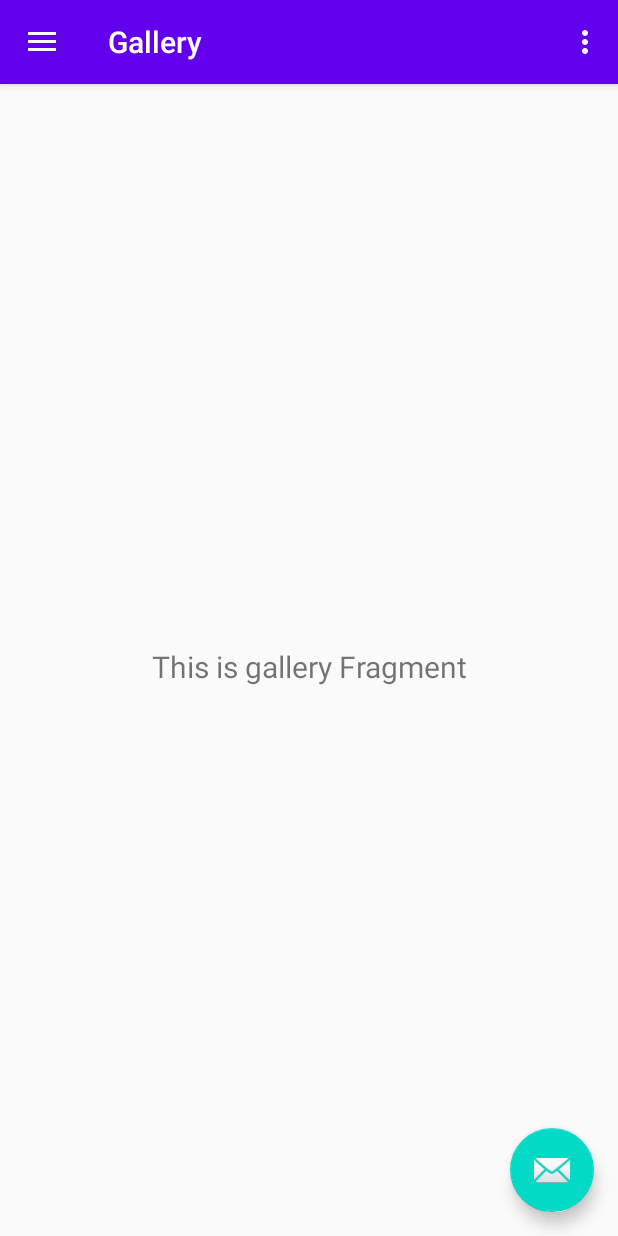
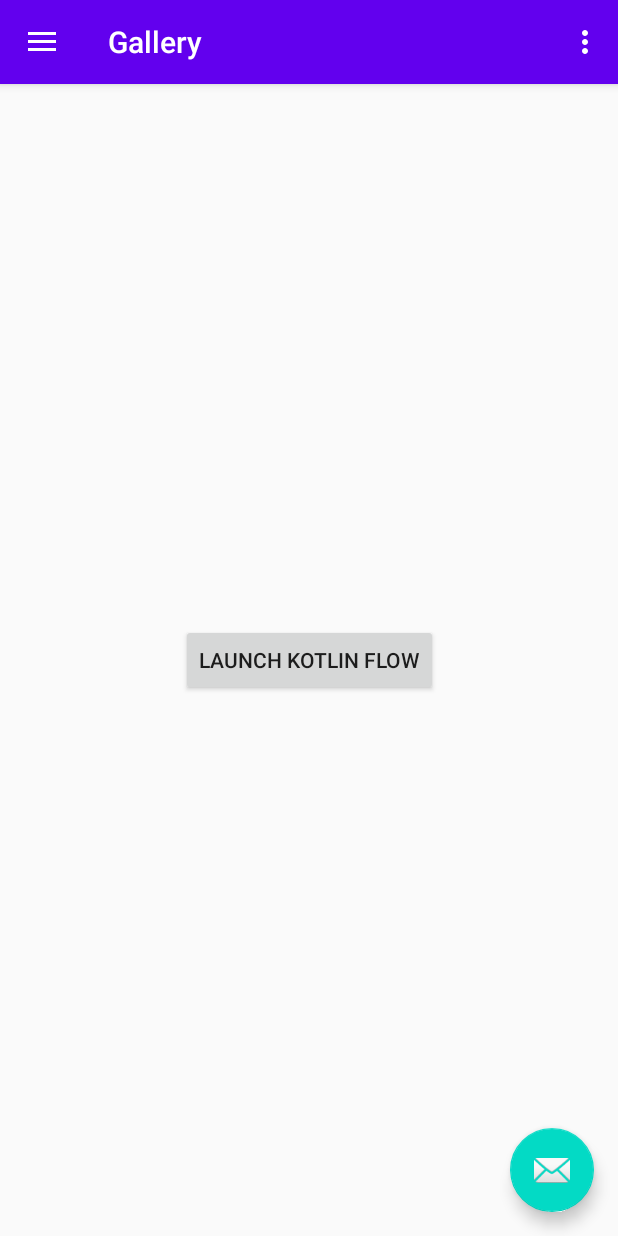
Before and after one commit to parmeshtoyou/MultiSampleApp, an Android app: the screen it shows after launch (MainActivity), after a tap on "Gallery", on a phone screen of 412 x 824 dp. Run offline under Robolectric (Android 15) with nearby library versions, the phone set to English and light mode, and no system bars; our stand-ins replace navigation-ui; 1 other tap on this screen came first.

```diff
--- a/app/build.gradle
+++ b/app/build.gradle
@@ -55,7 +55,7 @@ dependencies {
     implementation 'androidx.recyclerview:recyclerview:1.1.0'
 
     implementation "org.jetbrains.kotlinx:kotlinx-coroutines-core:1.3.6"
-    implementation "org.jetbrains.kotlinx:kotlinx-coroutines-android:1.3.6"
+    //implementation "org.jetbrains.kotlinx:kotlinx-coroutines-android:1.3.6"
 
     testImplementation 'junit:junit:4.13'
     testImplementation 'org.mockito:mockito-inline:2.23.0'
--- a/app/src/main/java/com/example/multisampleapp/ui/gallery/GalleryFragment.kt
+++ b/app/src/main/java/com/example/multisampleapp/ui/gallery/GalleryFragment.kt
@@ -1,31 +1,90 @@
 package com.example.multisampleapp.ui.gallery
 
 import android.os.Bundle
-import android.view.LayoutInflater
+import android.util.Log
 import android.view.View
-import android.view.ViewGroup
-import android.widget.TextView
 import androidx.fragment.app.Fragment
-import androidx.lifecycle.Observer
-import androidx.lifecycle.ViewModelProviders
 import com.example.multisampleapp.R
+import kotlinx.android.synthetic.main.fragment_gallery.*
+import kotlinx.coroutines.*
+import kotlinx.coroutines.flow.*
 
-class GalleryFragment : Fragment() {
+class GalleryFragment : Fragment(R.layout.fragment_gallery) {
 
     private lateinit var galleryViewModel: GalleryViewModel
 
-    override fun onCreateView(
+    /*override fun onCreateView(
             inflater: LayoutInflater,
             container: ViewGroup?,
             savedInstanceState: Bundle?
     ): View? {
-        galleryViewModel =
-                ViewModelProviders.of(this).get(GalleryViewModel::class.java)
-        val root = inflater.inflate(R.layout.fragment_gallery, container, false)
-        val textView: TextView = root.findViewById(R.id.text_gallery)
+        //galleryViewModel =
+                //ViewModelProviders.of(this).get(GalleryViewModel::class.java)
+        //val root = inflater.inflate(R.layout.fragment_gallery, container, false)
+       *//* val textView: TextView = root.findViewById(R.id.text_gallery)
         galleryViewModel.text.observe(viewLifecycleOwner, Observer {
             textView.text = it
-        })
+        })*//*
         return root
+    }*/
+
+    lateinit var intFlow: Flow<Int>
+
+    lateinit var flowOne : Flow<String>
+    lateinit var flowTwo : Flow<String>
+
+    override fun onViewCreated(view: View, savedInstanceState: Bundle?) {
+        super.onViewCreated(view, savedInstanceState)
+
+        setupFlow()
+        setupFlows()
+        setupClicks()
     }
+
+    private fun setupFlows() {
+        flowOne = flowOf("A", "B", "C")
+        flowTwo = flowOf("D", "E", "F")
+    }
+
+    private fun setupClicks() {
+        button.setOnClickListener {
+            /*CoroutineScope(Dispatchers.Main).launch {
+                intFlow.collect {
+                    Log.d(TAG, "setupClicks: $it")
+                }
+            }*/
+
+            CoroutineScope(Dispatchers.Main).launch {
+                //flowOne.zip(flowTwo)
+            }
+        }
+    }
+
+    @ExperimentalCoroutinesApi
+    private fun setupFlow() {
+        /*intFlow = flow {
+            Log.d(TAG, "setupFlow: start flow")
+            (0..10).forEach {
+                kotlinx.coroutines.delay(500)
+                Log.d(TAG, "setupFlow: emitting $it")
+                emit(it)
+            }
+        }
+            .map { it * it }
+            .flowOn(Dispatchers.Default)*/
+
+        //intFlow = flowOf(1,2,3,4).onEach { delay(500) }.flowOn(Dispatchers.Default)
+        //intFlow = (1..5).asFlow().onEach { delay(400) }.flowOn(Dispatchers.Default)
+
+        intFlow = channelFlow {
+            (0..10).forEach {
+                send(it)
+            }
+        }.flowOn(Dispatchers.Default)
+    }
+
+    companion object {
+        private val TAG = GalleryFragment::class.java.simpleName
+    }
+
 }
--- a/app/src/main/res/layout/fragment_gallery.xml
+++ b/app/src/main/res/layout/fragment_gallery.xml
@@ -6,17 +6,14 @@
     android:layout_height="match_parent"
     tools:context=".ui.gallery.GalleryFragment">
 
-    <TextView
-        android:id="@+id/text_gallery"
-        android:layout_width="match_parent"
+    <Button
+        android:id="@+id/button"
+        android:layout_width="wrap_content"
         android:layout_height="wrap_content"
-        android:layout_marginStart="8dp"
-        android:layout_marginTop="8dp"
-        android:layout_marginEnd="8dp"
-        android:textAlignment="center"
-        android:textSize="20sp"
         app:layout_constraintBottom_toBottomOf="parent"
-        app:layout_constraintEnd_toEndOf="parent"
-        app:layout_constraintStart_toStartOf="parent"
+        android:text="Launch Kotlin Flow"
+        app:layout_constraintLeft_toLeftOf="parent"
+        app:layout_constraintRight_toRightOf="parent"
         app:layout_constraintTop_toTopOf="parent" />
+
 </androidx.constraintlayout.widget.ConstraintLayout>
```
